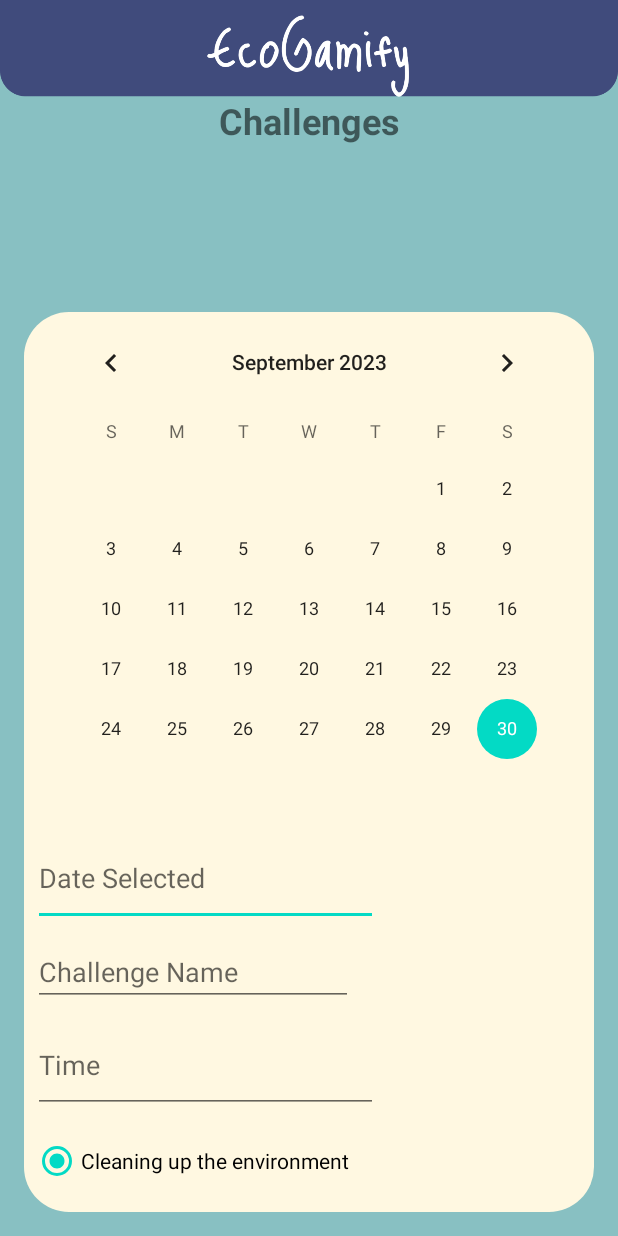
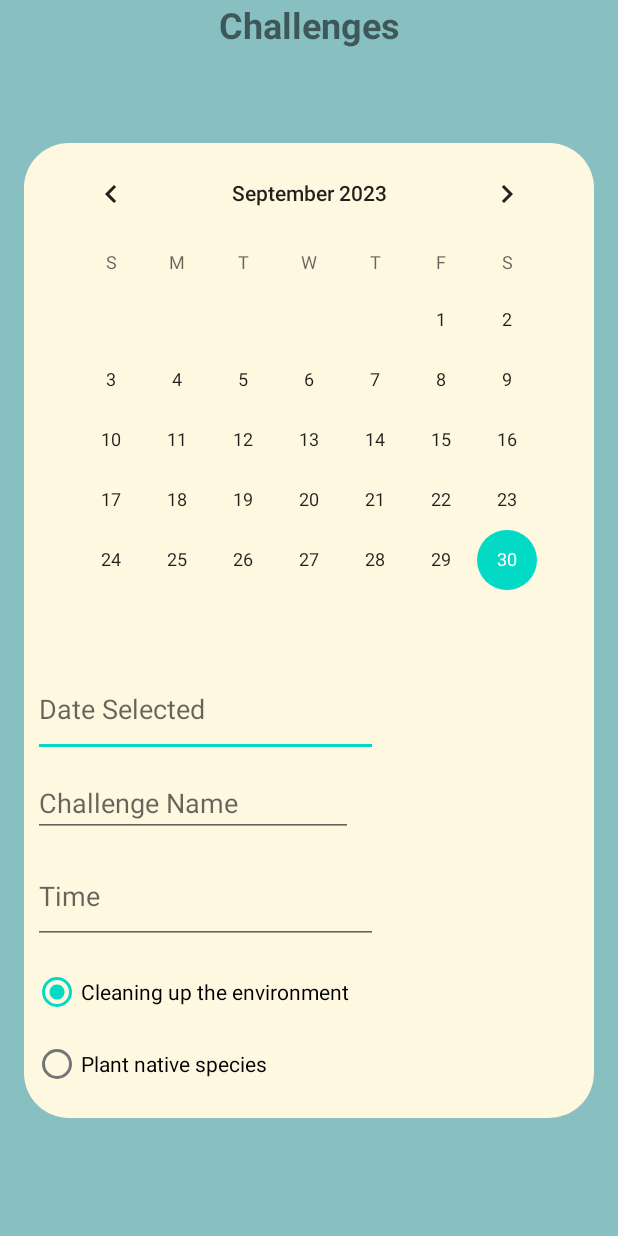
Before and after one commit to jie669928/Mobile.EcoGamify_N, an Android app: the layout activity_event_creation.xml on its own in the app's theme, with its tools: preview values and no code run, on a phone screen of 412 x 824 dp. Run offline under Robolectric (Android 15) with nearby library versions, the phone set to English and light mode, and no system bars.

Commit message:
30/09/2023 SJ-2029

```diff
--- a/app/src/main/res/layout/activity_event_creation.xml
+++ b/app/src/main/res/layout/activity_event_creation.xml
@@ -8,32 +8,8 @@
     android:background="@color/mainBackground"
     tools:context=".EventCreationActivity">
 
-
-    <ImageView
-        android:id="@+id/imageView3"
-        android:layout_width="match_parent"
-        android:layout_height="69dp"
-        android:layout_marginTop="-5dp"
-        app:layout_constraintEnd_toEndOf="parent"
-        app:layout_constraintStart_toStartOf="parent"
-        app:layout_constraintTop_toTopOf="parent"
-        app:srcCompat="@drawable/app_name" />
-
-
-<!--    <com.google.android.material.bottomnavigation.BottomNavigationView-->
-<!--        android:id="@+id/bottomNav"-->
-<!--        android:layout_width="match_parent"-->
-<!--        android:layout_height="60dp"-->
-<!--        android:layout_alignParentBottom="true"-->
-<!--        android:scrollIndicators="left"-->
-<!--        app:layout_constraintBottom_toBottomOf="parent"-->
-<!--        app:layout_constraintEnd_toEndOf="parent"-->
-<!--        app:layout_constraintHorizontal_bias="0.5"-->
-<!--        app:layout_constraintStart_toStartOf="parent"-->
-<!--        app:menu="@menu/navigationbar" />-->
-
     <TextView
-        android:id="@+id/textView2"
+        android:id="@+id/challengeTitle"
         android:layout_width="wrap_content"
         android:layout_height="wrap_content"
         android:text="Challenges"
@@ -41,14 +17,15 @@
         android:textStyle="bold"
         app:layout_constraintEnd_toEndOf="parent"
         app:layout_constraintStart_toStartOf="parent"
-        app:layout_constraintTop_toBottomOf="@id/imageView3"
+        app:layout_constraintTop_toTopOf="parent"
         tools:layout_editor_absoluteY="65dp" />
 
     <androidx.constraintlayout.widget.ConstraintLayout
         android:layout_width="380dp"
-        android:layout_height="600dp"
+        android:layout_height="650dp"
         android:layout_marginBottom="16dp"
         android:background="@drawable/rounded_button_bg"
+        app:layout_constraintTop_toBottomOf="@+id/challengeTitle"
         app:layout_constraintBottom_toBottomOf="parent"
         app:layout_constraintEnd_toEndOf="parent"
         app:layout_constraintStart_toStartOf="parent">
@@ -205,6 +182,26 @@
                         app:layout_constraintStart_toStartOf="parent"
                         app:layout_constraintTop_toBottomOf="@id/description_input" />
 
+<!--                    <ProgressBar-->
+<!--                        android:id="@+id/progress_bar"-->
+<!--                        style="@style/Widget.AppCompat.ProgressBar.Horizontal"-->
+<!--                        android:layout_width="match_parent"-->
+<!--                        android:layout_height="wrap_content"-->
+<!--                        app:layout_constraintTop_toBottomOf="@id/selectedImage"-->
+<!--                        android:layout_alignParentStart="true"-->
+<!--                        app:layout_constraintBottom_toTopOf="@+id/imageInputButton"-->
+<!--                        android:layout_marginBottom="16dp" />-->
+
+<!--                    <TextView-->
+<!--                        android:id="@+id/text_view_show_uploads"-->
+<!--                        android:layout_width="wrap_content"-->
+<!--                        android:layout_height="wrap_content"-->
+<!--                        android:layout_marginEnd="16dp"-->
+<!--                        android:gravity="center"-->
+<!--                        android:text="Show Uploads"-->
+<!--                        android:textSize="16sp"-->
+<!--                        app:layout_constraintBottom_toBottomOf="@+id/imageInputButton"-->
+<!--                        app:layout_constraintEnd_toEndOf="parent" />-->
 
                 </androidx.constraintlayout.widget.ConstraintLayout>
 
```
Also changed, not shown: app/build.gradle.kts (+10 -2 lines), app/src/main/java/com/example/mobileecogamify/EventCreationActivity.kt (+167 -76 lines), app/src/main/java/com/example/mobileecogamify/EventData.kt (added, +14 -0 lines).
